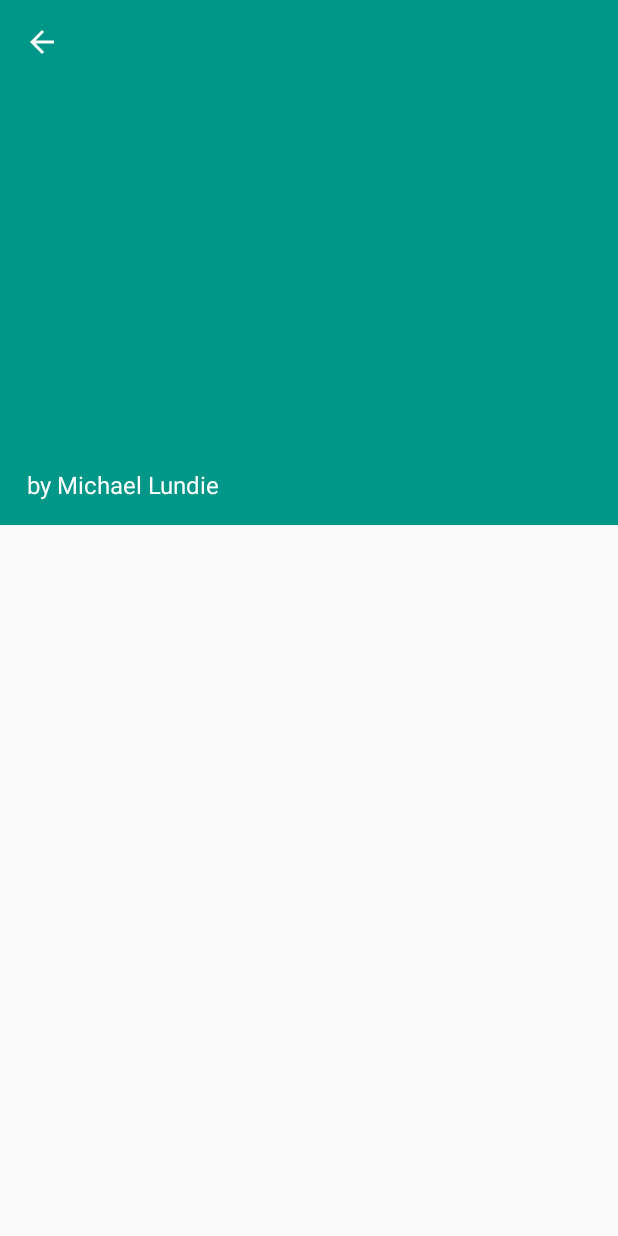
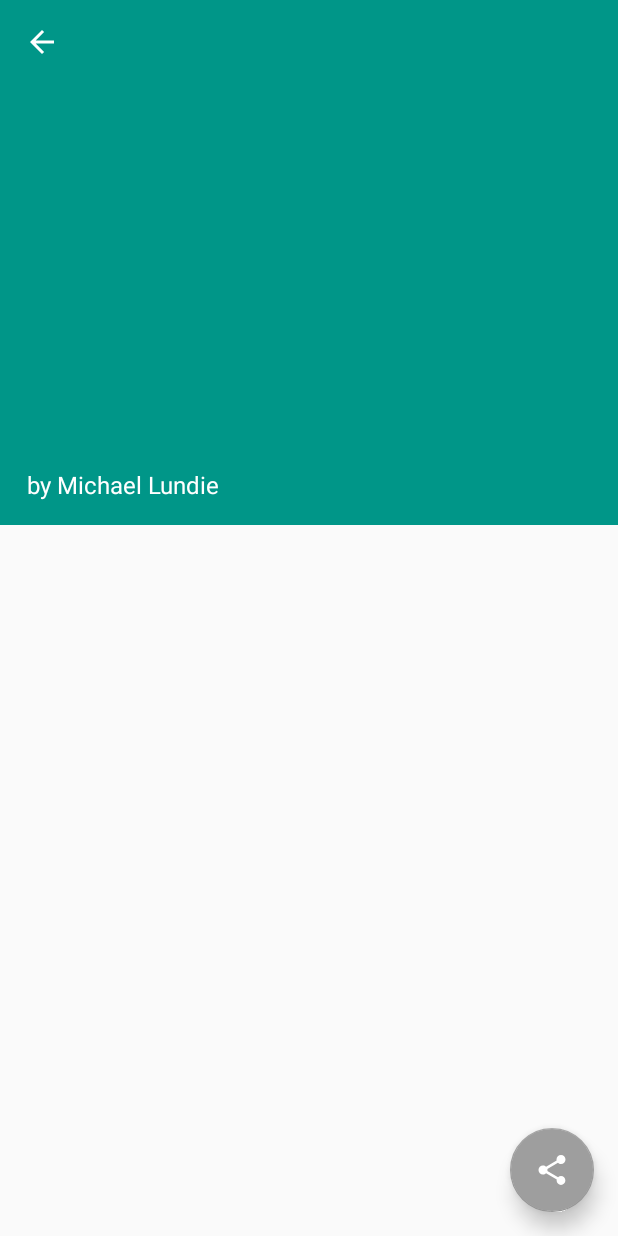
Before and after one commit to michael-lundie/xyz-reader, an Android app: the ArticleDetailActivity screen opened directly, with no data from a screen before it, on a phone screen of 412 x 824 dp. Run offline under Robolectric (Android 15) with nearby library versions, the phone set to English and light mode, and no system bars; our stand-ins replace ButterKnife, Picasso; libraries missing offline, so code that uses them is left out: android.support.v7, com.github.florent37.picassopalette, net.opacapp.multilinecollapsingtoolbar; plain views replace CollapsingToolbarLayout; pictures from the network do not load.

Commit message:
Implemented FAB share button in ArticleDetailActivity.
Added a simple share intent, to demonstrate FAB behaviors.

Added simple custom animation behavior, linked to coordinator layout. FAB hides when user scolls down and shows when user scrolls up.

```diff
--- a/XYZReader/src/main/java/com/example/xyzreader/data/ArticleLoader.java
+++ b/XYZReader/src/main/java/com/example/xyzreader/data/ArticleLoader.java
@@ -28,7 +28,6 @@ public class ArticleLoader extends CursorLoader {
     public interface QueryIDs {
         String[] PROJECTION = {
                 ItemsContract.Items._ID };
-
         int _ID = 0;
     }
 
--- a/XYZReader/src/main/java/com/example/xyzreader/ui/adapters/ItemListAdapter.java
+++ b/XYZReader/src/main/java/com/example/xyzreader/ui/adapters/ItemListAdapter.java
@@ -15,7 +15,6 @@ import android.widget.TextView;
 import com.example.xyzreader.R;
 import com.example.xyzreader.data.ArticleLoader;
 import com.example.xyzreader.data.ItemsContract;
-import com.example.xyzreader.ui.ArticleListActivity;
 import com.github.florent37.picassopalette.PicassoPalette;
 import com.squareup.picasso.Picasso;
 
--- a/XYZReader/src/main/java/com/example/xyzreader/ui/adapters/TextRecyclerAdapter.java
+++ b/XYZReader/src/main/java/com/example/xyzreader/ui/adapters/TextRecyclerAdapter.java
@@ -54,7 +54,8 @@ public class TextRecyclerAdapter extends RecyclerView.Adapter<RecyclerView.ViewH
     public void onBindViewHolder(@NonNull RecyclerView.ViewHolder holder, int position) {
         if(holder instanceof ItemViewHolder) {
             ItemViewHolder itemHolder = (ItemViewHolder) holder;
-            itemHolder.bind(recyclerFeeder.getParagraph(position));
+            itemHolder.bind(recyclerFeeder.getParagraph(position))
+            ;
         } else if (holder instanceof HeaderViewHolder) {
             HeaderViewHolder headerHolder = (HeaderViewHolder) holder;
             headerHolder.bind(FormatUtils.formatDate(date));
--- a/XYZReader/src/main/java/com/example/xyzreader/ui/layout/CollapsingSubtitleBehavior.java
+++ b/XYZReader/src/main/java/com/example/xyzreader/ui/behaviors/CollapsingSubtitleBehavior.java
@@ -1,11 +1,10 @@
-package com.example.xyzreader.ui.layout;
+package com.example.xyzreader.ui.behaviors;
 
 import android.content.Context;
 import android.content.res.TypedArray;
 import android.support.design.widget.AppBarLayout;
 import android.support.design.widget.CoordinatorLayout;
 import android.util.AttributeSet;
-import android.util.Log;
 import android.util.TypedValue;
 import android.view.View;
 import android.widget.TextView;
@@ -30,7 +29,6 @@ public class CollapsingSubtitleBehavior extends CoordinatorLayout.Behavior<TextV
     private float finalMarginTop;
     private float finalPaddingLeft;
     private float startPaddingBottom;
-    private float mChangeBehaviorPoint;
 
     public CollapsingSubtitleBehavior(Context context, AttributeSet attrs) {
         mContext = context;
@@ -64,11 +62,6 @@ public class CollapsingSubtitleBehavior extends CoordinatorLayout.Behavior<TextV
                 - child.getHeight()
                 - ((getToolbarHeight() - finalMarginTop - child.getHeight()) * percentage / 2);
 
-        Log.i(LOG_TAG, "Dependency Height :" + dependency.getHeight()
-                + "+ Dependency Y:" + dependency.getY()
-                + "- Child Height: " + child.getHeight()
-                + "- Final Pos : " + ((getToolbarHeight() - child.getHeight()) * percentage / 2) + 16) ;
-
         childPosition = childPosition - startPaddingBottom * (1f - percentage);
 
         CoordinatorLayout.LayoutParams lp = (CoordinatorLayout.LayoutParams) child.getLayoutParams();
--- /dev/null
+++ b/XYZReader/src/main/res/drawable/ic_share_white_24dp.xml
@@ -0,0 +1,5 @@
+<vector android:height="24dp" android:tint="#FFFFFF"
+    android:viewportHeight="24.0" android:viewportWidth="24.0"
+    android:width="24dp" xmlns:android="http://schemas.android.com/apk/res/android">
+    <path android:fillColor="#FF000000" android:pathData="M18,16.08c-0.76,0 -1.44,0.3 -1.96,0.77L8.91,12.7c0.05,-0.23 0.09,-0.46 0.09,-0.7s-0.04,-0.47 -0.09,-0.7l7.05,-4.11c0.54,0.5 1.25,0.81 2.04,0.81 1.66,0 3,-1.34 3,-3s-1.34,-3 -3,-3 -3,1.34 -3,3c0,0.24 0.04,0.47 0.09,0.7L8.04,9.81C7.5,9.31 6.79,9 6,9c-1.66,0 -3,1.34 -3,3s1.34,3 3,3c0.79,0 1.5,-0.31 2.04,-0.81l7.12,4.16c-0.05,0.21 -0.08,0.43 -0.08,0.65 0,1.61 1.31,2.92 2.92,2.92 1.61,0 2.92,-1.31 2.92,-2.92s-1.31,-2.92 -2.92,-2.92z"/>
+</vector>
--- a/XYZReader/src/main/res/layout/activity_article_detail.xml
+++ b/XYZReader/src/main/res/layout/activity_article_detail.xml
@@ -17,7 +17,7 @@
         android:textSize="16sp"
         app:startRightMargin="@dimen/default_padding"
         app:finalMarginTop="16dp"
-        app:layout_behavior="com.example.xyzreader.ui.layout.CollapsingSubtitleBehavior"
+        app:layout_behavior="com.example.xyzreader.ui.behaviors.CollapsingSubtitleBehavior"
         app:startLeftPadding="2dp"
         android:elevation="8dp"
         app:startBottomPadding="@dimen/default_padding"
@@ -67,6 +67,19 @@
 
     </android.support.design.widget.AppBarLayout>
 
+        <android.support.design.widget.FloatingActionButton
+            android:id="@+id/share_fab"
+            android:layout_gravity="bottom|end"
+            android:clickable="true"
+            android:focusable="true"
+            app:elevation="@dimen/fab_elevation"
+            app:layout_behavior=".ui.behaviors.FabScrollHideBehavior"
+            android:layout_margin="@dimen/default_padding"
+            android:src="@drawable/ic_share_white_24dp"
+            android:contentDescription="@string/action_share"
+            android:layout_width="56dp"
+            android:layout_height="56dp" />
+
             <android.support.v4.view.ViewPager
                 android:id="@+id/view_pager"
                 app:layout_behavior="@string/appbar_scrolling_view_behavior"
--- a/XYZReader/src/main/res/layout/text_recycler_item.xml
+++ b/XYZReader/src/main/res/layout/text_recycler_item.xml
@@ -5,6 +5,7 @@
     android:paddingBottom="@dimen/default_padding"
     android:paddingLeft="@dimen/default_padding"
     android:paddingRight="@dimen/default_padding"
+    android:textIsSelectable="true"
     android:layout_width="match_parent"
     android:layout_height="wrap_content"
     android:id="@+id/text_recycler_tv">
--- a/XYZReader/src/main/res/values/dimens.xml
+++ b/XYZReader/src/main/res/values/dimens.xml
@@ -3,6 +3,7 @@
     <dimen name="default_padding">16dp</dimen>
     <dimen name="default_h_padding">4dp</dimen>
     <dimen name="collapsing_tv_final_padding">72dp</dimen>
+    <dimen name="fab_elevation">8dp</dimen>
 
     <!-- detail -->
 
--- a/XYZReader/src/main/res/values/strings.xml
+++ b/XYZReader/src/main/res/values/strings.xml
@@ -1,5 +1,7 @@
 <resources>
-
     <string name="app_name">XYZ Reader</string>
-
+    <string name="action_share">Share this Story</string>
+    <string name="share_dialogue_title">Share Book</string>
+    <string name="share_text_name">Check out</string>
+    <string name="share_text_author">by</string>
 </resources>
```
Also changed, not shown: XYZReader/src/main/java/com/example/xyzreader/ui/ArticleDetailActivity.java (+35 -10 lines), XYZReader/src/main/java/com/example/xyzreader/ui/behaviors/FabScrollHideBehavior.java (added, +64 -0 lines), XYZReader/src/main/res/layout/fragment_article_detail.xml (+0 -26 lines).
